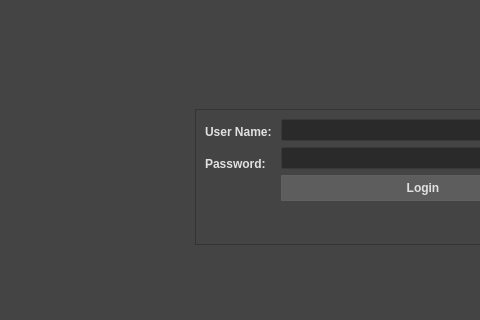
Above: esa/common/python/tool/inside_anim/campus/ui/login.ui from esernaalonso/dev before the change; both pictures show x 92 to 572 and y 293 to 613 of the 1024 by 768 pixel window. Below: the same form after it.
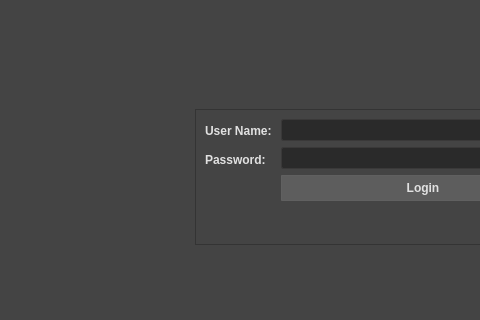
That is the form after the change.

Commit message: DEV-9 created icon for the app window and for the windows taskbar

```diff
--- a/esa/common/python/tool/inside_anim/campus/ui/login.ui
+++ b/esa/common/python/tool/inside_anim/campus/ui/login.ui
@@ -1089,7 +1089,7 @@
               <property name="sizeHint" stdset="0">
                <size>
                 <width>20</width>
-                <height>25</height>
+                <height>30</height>
                </size>
               </property>
              </spacer>
```
The commit also changes 2 other files.
